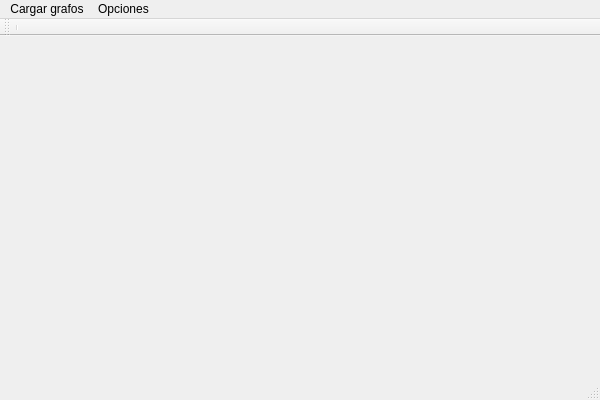
Above: grafo.ui from alu0100697032/grafos_qt before the change. Below: the same form after it.
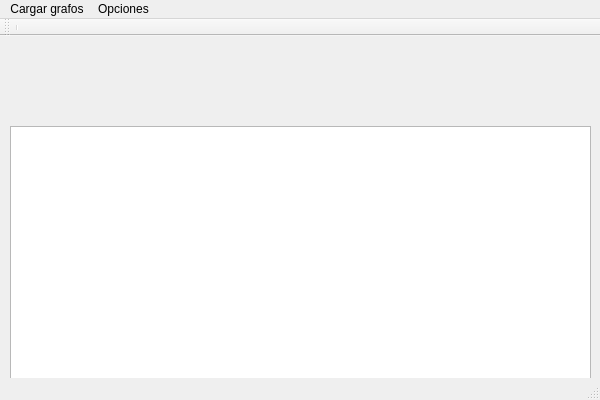
That is the form after the change.

```diff
--- a/grafo.ui
+++ b/grafo.ui
@@ -39,6 +39,16 @@
      <string/>
     </property>
    </widget>
+   <widget class="QGraphicsView" name="graphicsView">
+    <property name="geometry">
+     <rect>
+      <x>10</x>
+      <y>90</y>
+      <width>581</width>
+      <height>261</height>
+     </rect>
+    </property>
+   </widget>
   </widget>
   <widget class="QMenuBar" name="menuBar">
    <property name="geometry">
```
Left out of the diff: 10 changed lines with no effect on the pictures.
